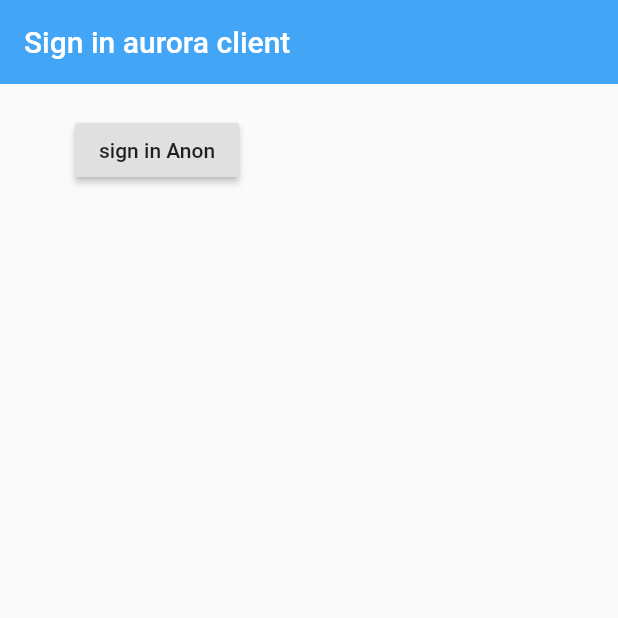
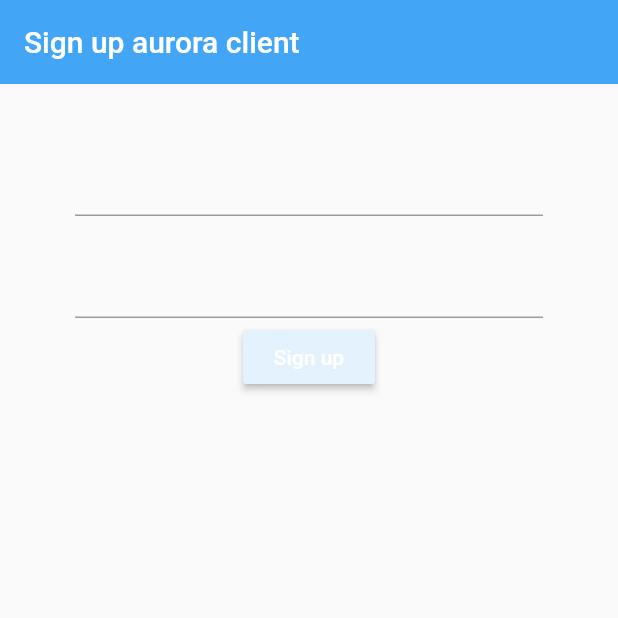
Before and after one commit to supekshala/Dash-app, a Flutter app: the screen it shows after launch, on a phone screen of 412 x 824 dp, the top half of it. Run offline on Flutter 3.47's test engine with Material 2 defaults, Android fonts, the phone set to English and light mode, and no system bars; our stand-ins replace firebase_auth, firebase_core; accounts and stored records are empty.

Commit message:
Sign in , sign out screens init

```diff
--- /dev/null
+++ b/lib/authentictions/registration.dart
@@ -0,0 +1,69 @@
+import 'package:dash_app/authentictions/authservice.dart';
+import 'package:flutter/material.dart';
+
+class Register extends StatefulWidget {
+
+
+  @override
+  _RegisterState createState() => _RegisterState();
+}
+
+class _RegisterState extends State<Register> {
+
+  final AuthService _auth= AuthService();
+
+  //text field state
+String password='';
+String email='';
+  @override
+  Widget build(BuildContext context) {
+    return Scaffold(
+      backgroundColor: Colors.blue[10],
+      appBar: AppBar(
+        backgroundColor: Colors.blue[400],
+        elevation: 0.0,
+        title: Text('Sign up aurora client'),
+    ),
+        body: Container(
+          padding: EdgeInsets.symmetric(vertical:20.0, horizontal: 50.0, ),
+          child: Form(
+            child:Column(
+              children:<Widget>[
+                SizedBox(height:20.0 ),
+                TextFormField(
+                  onChanged: (val){
+                    setState(()=>email=val);
+                  }
+
+
+
+                ),
+                 SizedBox(height:20.0 ),
+                  TextFormField(
+                    obscureText: true,
+                    onChanged: (val){
+                     setState(()=> password=val);
+                    }
+                  ),
+                  SizedBox(height:2-.0),
+                  RaisedButton(
+                    color: Colors.blue[50],
+                    child: Text(
+                      "Sign up",
+                      style: TextStyle(color:Colors.white),
+
+                    ),
+                    onPressed: ()async{
+
+
+                    } ,
+                  )
+              ],
+
+            ),
+          ),
+
+    )
+    );
+  }
+}
--- a/lib/screens/athunticate.dart
+++ b/lib/screens/athunticate.dart
@@ -1,10 +1,12 @@
-import 'file:///C:/Users/K.S.HETTIARACHCHI/AndroidStudioProjects/Dash-app/lib/screens/sign_in.dart';
+
+import 'package:dash_app/authentictions/registration.dart';
 import 'package:flutter/material.dart';
+
 class Athunticate extends StatelessWidget {
   @override
   Widget build(BuildContext context) {
     return Container(
-        child: SignIn(),
+        child: Register(),
     );
 
 
--- a/lib/screens/sign_in.dart
+++ /dev/null
@@ -1,42 +0,0 @@
-import 'file:///C:/Users/K.S.HETTIARACHCHI/AndroidStudioProjects/Dash-app/lib/screens/auth.dart';
-import 'package:flutter/material.dart';
-
-
-class SignIn extends StatefulWidget {
-  @override
-  _SignInState createState() => _SignInState();
-}
-
-
-
-class _SignInState extends State<SignIn> {
-  final AuthService _auth= AuthService();
-  @override
-  Widget build(BuildContext context) {
-    return Scaffold(
-      backgroundColor: Colors.blue[10],
-      appBar: AppBar(
-        backgroundColor: Colors.blue[400],
-        elevation: 0.0,
-        title: Text('Sign in aurora client'),
-    ),
-        body: Container(
-          padding: EdgeInsets.symmetric(vertical:20.0, horizontal: 50.0, ),
-          child: RaisedButton(
-            child: Text('sign in Anon'),
-            onPressed:() async{
-            dynamic result= await _auth.signInAnon();
-            if (result==null){
-                  print('error');
-            }else{
-               print('sign in');
-               print(result.uid);
-                  }
-            }
-
-          ),
-
-    )
-    );
-  }
-}
--- a/lib/screens/wrapper.dart
+++ b/lib/screens/wrapper.dart
@@ -1,14 +1,25 @@
-import 'package:dash_app/member.dart';
+import 'package:dash_app/models/member.dart';
+
 import  'package:flutter/material.dart';
 import 'file:///C:/Users/K.S.HETTIARACHCHI/AndroidStudioProjects/Dash-app/lib/screens/athunticate.dart';
 import 'package:provider/provider.dart';
 
+import 'home.dart';
+
 class Wrapper extends StatelessWidget {
   @override
   Widget build(BuildContext context) {
+    //return either home or authenticate screen
 final user = Provider.of<Member>(context);
-print(Member);
+//print(Member);
 
-    return  Athunticate();
+if(user==null){
+
+    return Athunticate();
+  }
+  else{
+    return Home();
+
   }
 }
+}
```
Also changed, not shown: lib/authentictions/authservice.dart (renamed from lib/screens/auth.dart, +12 -1 lines), lib/authentictions/sign_in.dart (added, +73 -0 lines), lib/main.dart (+5 -3 lines), lib/screens/home.dart (+23 -0 lines), lib/models/member.dart (renamed from lib/member.dart).
